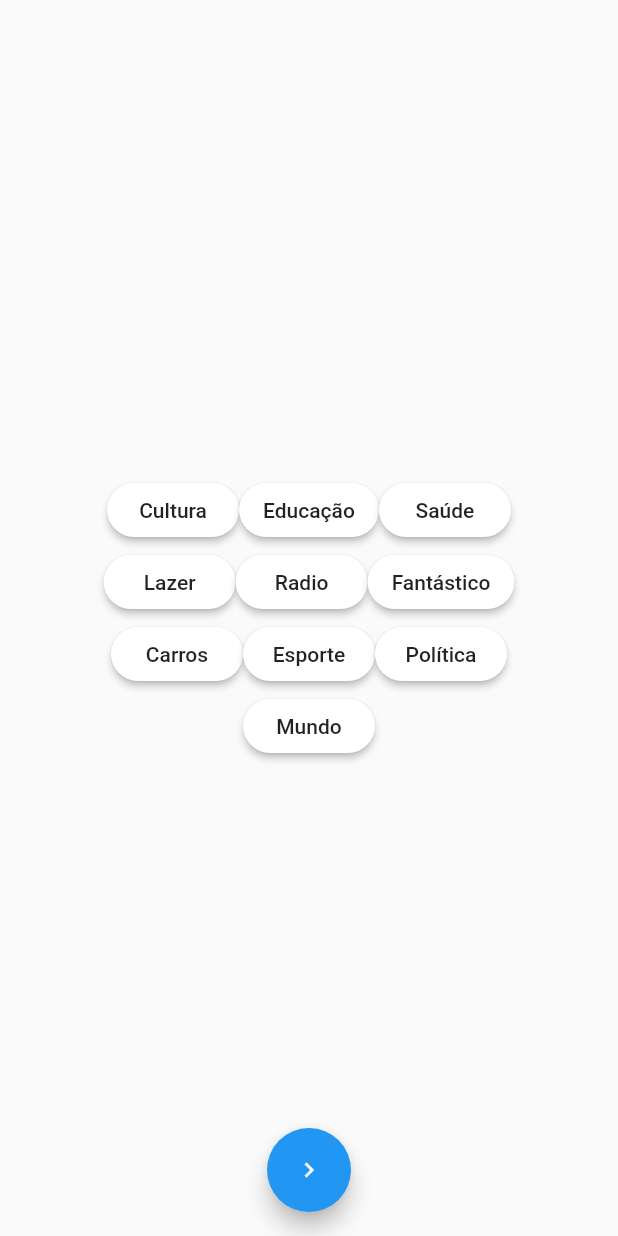
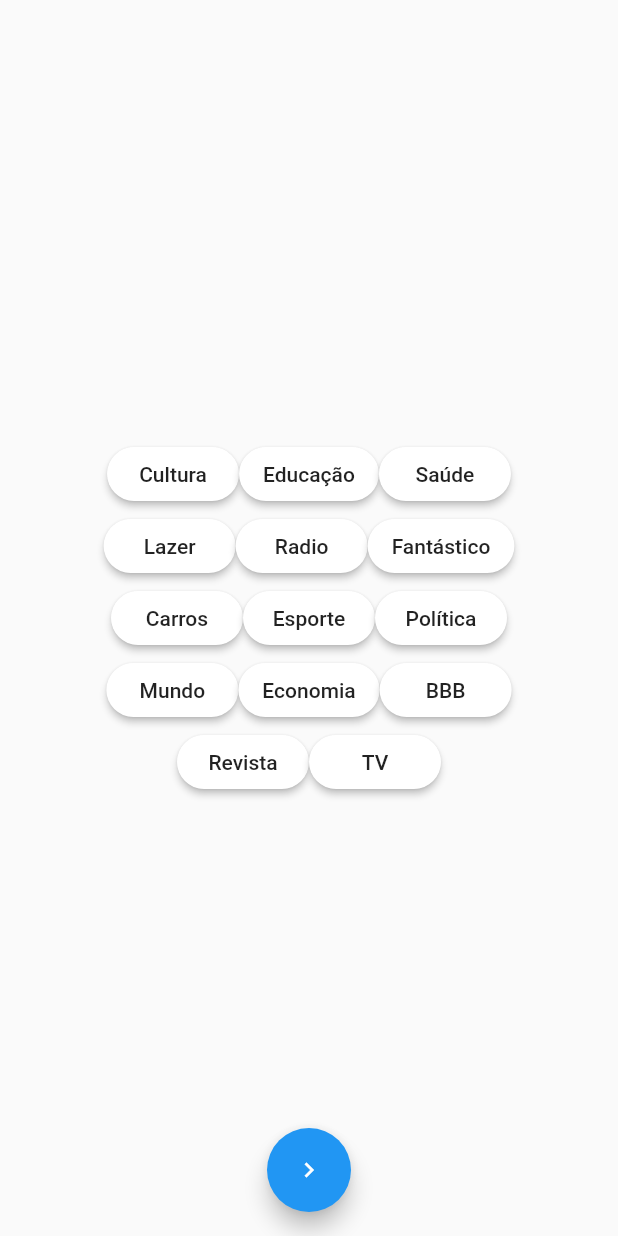
Before and after one commit to manbbo/globoapp, a Flutter app: the screen it shows after launch, on a phone screen of 412 x 824 dp. Run offline on Flutter 3.47's test engine with Material 2 defaults, Android fonts, the phone set to English and light mode, and no system bars; our stand-ins replace carousel_slider.

Commit message:
Just wondered around with choose_content, waiting for a new push to settle things

```diff
--- a/lib/src/screens/choose_content.dart
+++ b/lib/src/screens/choose_content.dart
@@ -7,14 +7,17 @@ class ChooseContent extends StatefulWidget {
 }
 
 class _ChooseContentState extends State<ChooseContent> {
-  List<bool> disabled = [false,false,false,false,false,false,false,false,false,false];
+  List<bool> disabled =
+  [false,false,false,false,false,false,false,false,false,false,false,false,false,false,false];
+
   Widget createButton(text, int i) {
+    Color c = Colors.white;
     //bool disabled = false;
     String finalText;
     return RaisedButton(
     child: Text(this.disabled[i]? "Adicionado" : text ),
-      color: Colors.white,
-      onPressed: () => this.disabled[i] ? this.disabled[i] = false : this.disabled[i] = true,
+      color: c,
+      onPressed: () => this.disabled[i] ? c = Colors.grey : null,
       highlightColor: Colors.grey,
       shape: RoundedRectangleBorder(
         borderRadius: BorderRadius.circular(18.0),
@@ -61,10 +64,15 @@ class _ChooseContentState extends State<ChooseContent> {
                   mainAxisAlignment: MainAxisAlignment.center,
                   children: <Widget>[
                     createButton('Mundo', 9),
+                    createButton('Economia', 10),
+                    createButton('BBB', 11),
                   ],
                 ),
                 Row(
-                  children: <Widget>[],
+                  mainAxisAlignment: MainAxisAlignment.center,
+                  children: <Widget>[
+                    createButton('Revista', 12),
+                  createButton('TV', 13),],
                 ),
               ],
             )
--- a/lib/src/screens/homepage.dart
+++ b/lib/src/screens/homepage.dart
@@ -83,7 +83,7 @@ class _MyHomePageState extends State<MyHomePage> {
                           }))),
                   InkWell(
                       child: Content(
-                        topicName: "corona\nvirus",
+                        topicName: "saúde",
                         newsName:
                         "Aldir Blanc, compositor e escritor, morre no Rio",
                         imgUrl:
```
